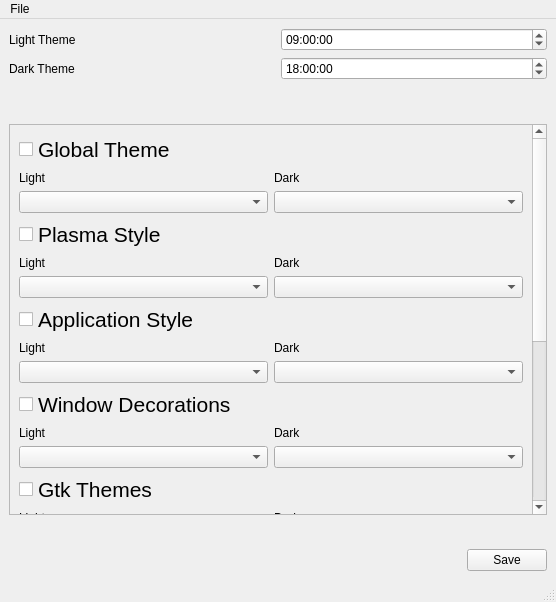
The window that backUpFiles/plasma.ui (Professor-Paradox/KdeAutoThemeSwitch) describes before a commit, drawn with Qt 5.
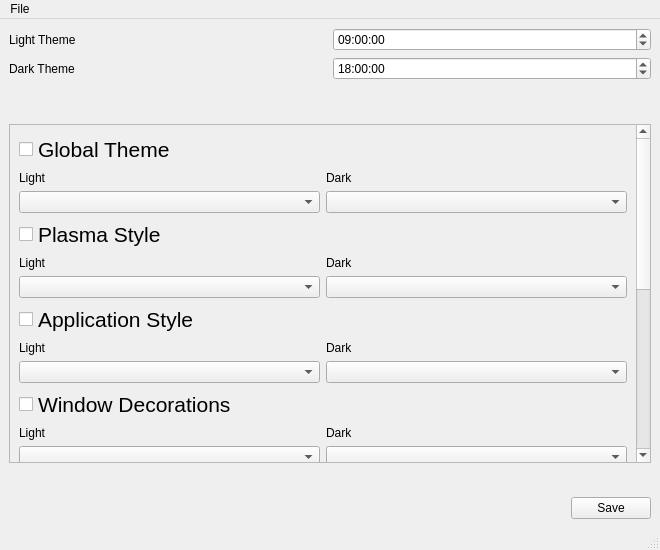
The same window after the commit. Icons and pictures are not drawn.

```diff
--- a/backUpFiles/plasma.ui
+++ b/backUpFiles/plasma.ui
@@ -6,8 +6,8 @@
    <rect>
     <x>0</x>
     <y>0</y>
-    <width>554</width>
-    <height>602</height>
+    <width>660</width>
+    <height>550</height>
    </rect>
   </property>
   <property name="windowTitle">
@@ -86,8 +86,8 @@
          <property name="geometry">
           <rect>
            <x>0</x>
-           <y>-362</y>
-           <width>524</width>
+           <y>0</y>
+           <width>630</width>
            <height>729</height>
           </rect>
          </property>
@@ -500,7 +500,7 @@
     <rect>
      <x>0</x>
      <y>0</y>
-     <width>554</width>
+     <width>660</width>
      <height>20</height>
     </rect>
    </property>
```
Left out of the diff: 12 changed lines with no effect on the pictures.
